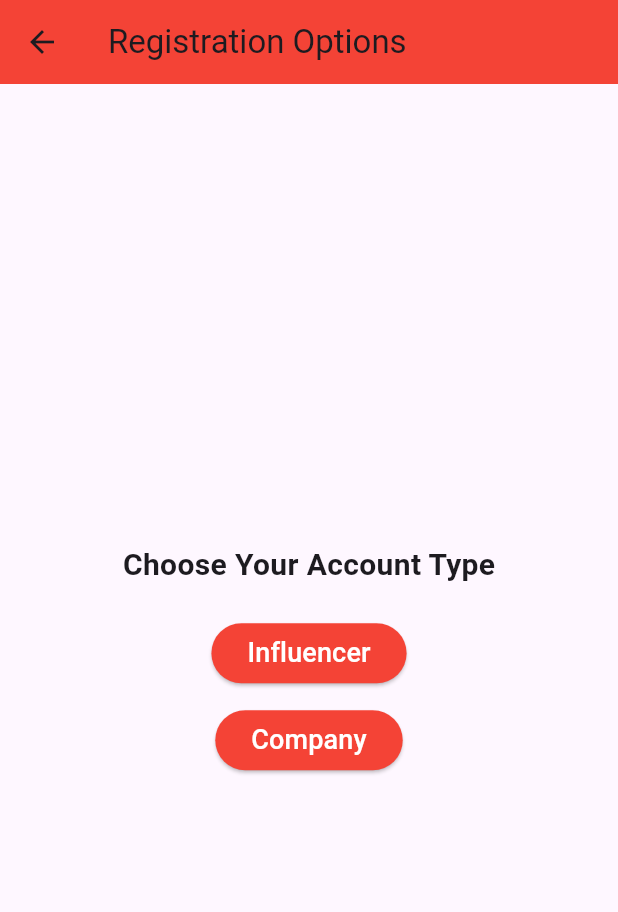
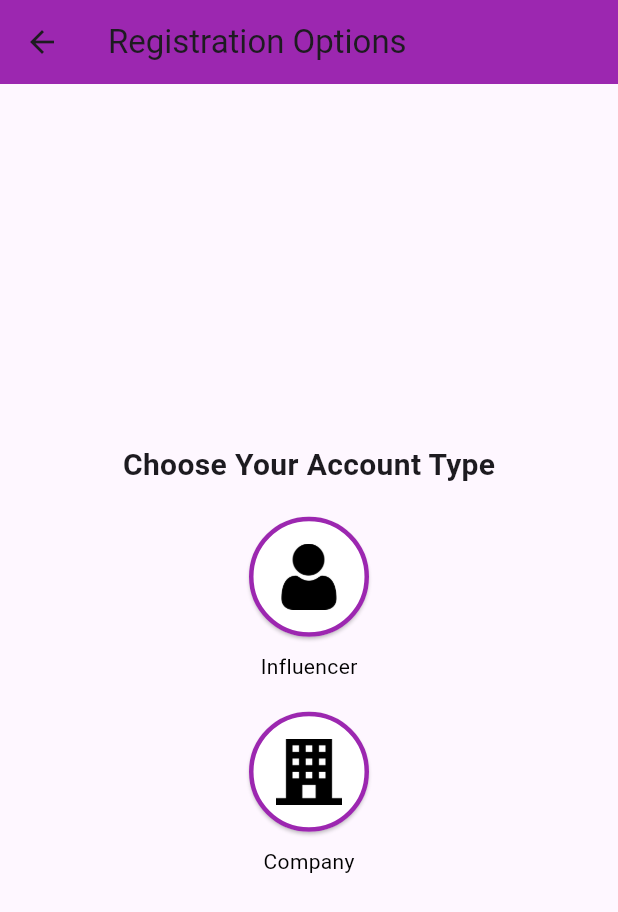
Before and after one commit to CodeWithVaruag/MarketingInfluencer-Flutter, a Flutter app: the screen it shows after launch, after a tap on "Sign Up", on a phone screen of 412 x 824 dp. Shown: the top 912 px of the screen. Run offline on Flutter 3.47's test engine with Material 3 defaults, Android fonts, the phone set to English and light mode, and no system bars.

Commit message:
first commit

```diff
--- /dev/null
+++ b/lib/company_home_page.dart
@@ -0,0 +1,66 @@
+import 'package:flutter/material.dart';
+
+class CompanyHomePage extends StatelessWidget {
+  @override
+  Widget build(BuildContext context) {
+    return Scaffold(
+      appBar: AppBar(
+        title: Text('Company Home Page'),
+      ),
+      body: Padding(
+        padding: const EdgeInsets.all(16.0),
+        child: Column(
+          mainAxisAlignment: MainAxisAlignment.center,
+          crossAxisAlignment: CrossAxisAlignment.stretch,
+          children: <Widget>[
+            ElevatedButton(
+              onPressed: () {
+                // Navigate to the page where the company can create a new campaign
+                // You can create a new screen for campaign creation.
+                // Example:
+                // Navigator.push(
+                //   context,
+                //   MaterialPageRoute(
+                //     builder: (context) => CreateCampaignScreen(),
+                //   ),
+                // );
+              },
+              child: Text('Create Campaign'),
+            ),
+            SizedBox(height: 16),
+            ElevatedButton(
+              onPressed: () {
+                // Navigate to the page where the company can manage existing campaigns
+                // You can create a new screen for managing campaigns.
+                // Example:
+                // Navigator.push(
+                //   context,
+                //   MaterialPageRoute(
+                //     builder: (context) => ManageCampaignsScreen(),
+                //   ),
+                // );
+              },
+              child: Text('Manage Campaigns'),
+            ),
+            SizedBox(height: 16),
+            ElevatedButton(
+              onPressed: () {
+                // Navigate to the page where the company can explore influencers
+                // You can create a new screen for exploring influencers.
+                // Example:
+                // Navigator.push(
+                //   context,
+                //   MaterialPageRoute(
+                //     builder: (context) => ExploreInfluencersScreen(),
+                //   ),
+                // );
+              },
+              child: Text('Explore Influencers'),
+            ),
+            // You can add more buttons for other features or sections.
+          ],
+        ),
+      ),
+    );
+  }
+}
--- a/lib/main.dart
+++ b/lib/main.dart
@@ -1,7 +1,8 @@
-import 'login.dart';
 import 'package:flutter/material.dart';
 import 'company_registration.dart'; // Import the company registration file
 import 'influencer_registration.dart'; // Import the influencer registration file
+import 'company_home_page.dart'; // Import the CompanyHomePage
+import 'login.dart'; // Import the LoginScreen
 
 void main() {
   runApp(MyApp());
@@ -11,8 +12,9 @@ class MyApp extends StatelessWidget {
   @override
   Widget build(BuildContext context) {
     return MaterialApp(
-      title: 'InfluencerCollab App',
+      title: 'TrendMaster',
       home: WelcomeScreen(),
+      debugShowCheckedModeBanner: false,
     );
   }
 }
@@ -21,62 +23,51 @@ class WelcomeScreen extends StatelessWidget {
   @override
   Widget build(BuildContext context) {
     return Scaffold(
-      appBar: AppBar(
-        title: Text(
-          'InfluencerCollab',
-          style: TextStyle(
-            fontFamily: 'Pacifico',
-            fontSize: 28,
+      body: Stack(
+        alignment: Alignment.center,
+        children: [
+          // Background Image
+          Image.asset(
+            'assets/images/log5.png',
+            width: double.infinity,
+            height: double.infinity,
+            fit: BoxFit.cover,
           ),
-        ),
-        backgroundColor: Colors.red, // Change the app bar background color to red
-      ),
-      body: Center(
-        child: Column(
+          Column(
             mainAxisAlignment: MainAxisAlignment.center,
             children: <Widget>[
-            // Add the image here
-            Image.asset(
-              'assets/images/firstpage.png', // Update the path accordingly
-              width: 150, // Adjust the image size as needed
-            ),
-            SizedBox(height: 20),
+              // Circular container for the logo with a white background
               Container(
-              padding: EdgeInsets.all(20), // Add padding to the container
+                padding: EdgeInsets.only(top: 20),
                 child: Container(
                   decoration: BoxDecoration(
-                  color: Colors.red, // Change the box background color to red
-                  borderRadius: BorderRadius.circular(10),
+                    shape: BoxShape.circle,
+                    border: Border.all(
+                      color: Colors.purple,
+                      width: 5.0,
                     ),
-                padding: EdgeInsets.all(20),
-                child: Column(
-                  children: [
-                    Text(
-                      'Discover the Power of Collaboration',
-                      style: TextStyle(
-                        fontSize: 24,
-                        fontWeight: FontWeight.bold,
                     color: Colors.white,
                   ),
-                      textAlign: TextAlign.center, // Align text to center
-                    ),
-                    SizedBox(height: 10),
-                    Text(
-                      'Join as an Influencer or Company to Get Started',
-                      style: TextStyle(
-                        fontSize: 16,
-                        color: Colors.grey[200],
-                      ),
-                      textAlign: TextAlign.center, // Align text to center
-                    ),
-                  ],
+                  padding: EdgeInsets.all(10),
+                  child: CircleAvatar(
+                    radius: 40,
+                    backgroundColor: Colors.white,
+                    child: Container(
+                      width: 180,
+                      height: 180,
+                      child: Image.asset('assets/images/trendmaster.png'),
                     ),
                   ),
                 ),
-            SizedBox(height: 30),
+              ),
+              Spacer(),
+              Padding(
+                padding: const EdgeInsets.only(top: 40, bottom: 40),
+                child: Column(
+                  mainAxisAlignment: MainAxisAlignment.end,
+                  children: [
                     ElevatedButton(
                       onPressed: () {
-                // Navigate to the registration options screen
                         Navigator.push(
                           context,
                           MaterialPageRoute(
@@ -85,7 +76,7 @@ class WelcomeScreen extends StatelessWidget {
                         );
                       },
                       style: ElevatedButton.styleFrom(
-                primary: Colors.red, // Change the button color to red
+                        primary: Colors.purple,
                       ),
                       child: Text(
                         'Sign Up',
@@ -98,7 +89,6 @@ class WelcomeScreen extends StatelessWidget {
                     SizedBox(height: 10),
                     TextButton(
                       onPressed: () {
-                // Navigate to the login screen
                         Navigator.push(
                           context,
                           MaterialPageRoute(
@@ -109,7 +99,7 @@ class WelcomeScreen extends StatelessWidget {
                       child: Text(
                         'Already have an account? Log In',
                         style: TextStyle(
-                  color: Colors.red, // Change text color to red
+                          color: Colors.white,
                           fontSize: 16,
                         ),
                       ),
@@ -117,12 +107,13 @@ class WelcomeScreen extends StatelessWidget {
                   ],
                 ),
               ),
+            ],
+          ),
+        ],
+      ),
     );
   }
 }
-
-
-
 
 class RegistrationOptionsScreen extends StatelessWidget {
   @override
@@ -130,7 +121,7 @@ class RegistrationOptionsScreen extends StatelessWidget {
     return Scaffold(
       appBar: AppBar(
         title: Text('Registration Options'),
-        backgroundColor: Colors.red, // Change the app bar background color to red
+        backgroundColor: Colors.purple,
       ),
       body: Center(
         child: Column(
@@ -146,7 +137,6 @@ class RegistrationOptionsScreen extends StatelessWidget {
             SizedBox(height: 20),
             ElevatedButton(
               onPressed: () {
-                // Navigate to the influencer registration screen
                 Navigator.push(
                   context,
                   MaterialPageRoute(
@@ -155,20 +145,37 @@ class RegistrationOptionsScreen extends StatelessWidget {
                 );
               },
               style: ElevatedButton.styleFrom(
-                primary: Colors.red,
+                primary: Colors.white,
+                side: BorderSide(
+                  color: Colors.purple,
+                  width: 3.0,
                 ),
-              child: Text(
-                'Influencer',
-                style: TextStyle(
-                  color: Colors.white,
-                  fontSize: 18,
+                padding: EdgeInsets.all(10),
+              ),
+              child: Container(
+                width: 60,
+                height: 60,
+                child: Padding(
+                  padding: const EdgeInsets.all(8.0),
+                  child: Image.asset(
+                    'assets/images/influencer_logo.png',
+                    width: 24,
+                    height: 24,
+                  ),
                 ),
               ),
             ),
             SizedBox(height: 10),
+            Text(
+              'Influencer',
+              style: TextStyle(
+                color: Colors.black,
+                fontSize: 14,
+              ),
+            ),
+            SizedBox(height: 20),
             ElevatedButton(
               onPressed: () {
-                // Navigate to the company registration screen
                 Navigator.push(
                   context,
                   MaterialPageRoute(
@@ -177,14 +184,32 @@ class RegistrationOptionsScreen extends StatelessWidget {
                 );
               },
               style: ElevatedButton.styleFrom(
-                primary: Colors.red,
+                primary: Colors.white,
+                side: BorderSide(
+                  color: Colors.purple,
+                  width: 3.0,
                 ),
-              child: Text(
+                padding: EdgeInsets.all(10),
+              ),
+              child: Container(
+                width: 60,
+                height: 60,
+                child: Padding(
+                  padding: const EdgeInsets.all(8.0),
+                  child: Image.asset(
+                    'assets/images/company_logo.png',
+                    width: 24,
+                    height: 24,
+                  ),
+                ),
+              ),
+            ),
+            SizedBox(height: 10),
+            Text(
               'Company',
               style: TextStyle(
-                  color: Colors.white,
-                  fontSize: 18,
-                ),
+                color: Colors.black,
+                fontSize: 14,
               ),
             ),
           ],
@@ -193,7 +218,6 @@ class RegistrationOptionsScreen extends StatelessWidget {
     );
   }
 }
-
 
 class LoginScreen extends StatefulWidget {
   @override
@@ -213,7 +237,7 @@ class _LoginScreenState extends State<LoginScreen> {
     return Scaffold(
       appBar: AppBar(
         title: Text('Log In'),
-        backgroundColor: Colors.red, // Make the AppBar red
+        backgroundColor: Color(0xFF7C8FDB), // Make the AppBar red
       ),
       body: Center(
         child: Column(
@@ -296,17 +320,16 @@ class _LoginScreenState extends State<LoginScreen> {
 
                   // Navigate to the appropriate screen based on the role
                   if (selectedRole == 'Company') {
-                    // Navigate to Company Dashboard
-                    // Example:
-                    // Navigator.push(
-                    //   context,
-                    //   MaterialPageRoute(
-                    //     builder: (context) => CompanyDashboard(),
-                    //   ),
-                    // );
+                    // Navigate to Company HomePage
+                    Navigator.push(
+                      context,
+                      MaterialPageRoute(
+                        builder: (context) => CompanyHomePage(),
+                      ),
+                    );
                   } else if (selectedRole == 'Influencer') {
                     // Navigate to Influencer Dashboard
-                    // Example:
+                    // You can replace this with the actual screen you want to navigate to
                     // Navigator.push(
                     //   context,
                     //   MaterialPageRoute(
@@ -317,7 +340,7 @@ class _LoginScreenState extends State<LoginScreen> {
                 }
               },
               style: ElevatedButton.styleFrom(
-                primary: Colors.red, // Change the button color to red
+                primary: Color(0xFF7C8FDB), // Change the button color to red
               ),
               child: Text(
                 'Log In',
```
Also changed, not shown: assets/images/company_logo.png (added), assets/images/influencer_logo.png (added), assets/images/log1.png (added), assets/images/log2.png (added), assets/images/log5.png (added), assets/images/logpage.png (added), assets/images/startup.png (added), assets/images/trendmaster.png (added). Lines whose indentation alone changed are shown as unchanged.
